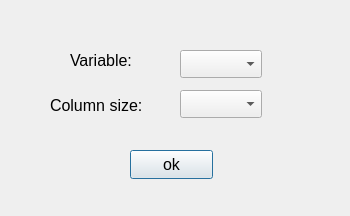
Kirikus/2024_Experiments, file main/plot_models/options_histogram.ui: the form before one commit.
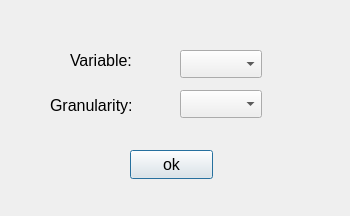
The form after the commit.

Patch:
```diff
--- a/main/plot_models/options_histogram.ui
+++ b/main/plot_models/options_histogram.ui
@@ -56,7 +56,7 @@
     </font>
    </property>
    <property name="text">
-    <string>Сolumn size:</string>
+    <string>Granularity:</string>
    </property>
   </widget>
   <widget class="QComboBox" name="ColumnSizeComboBox">
```
